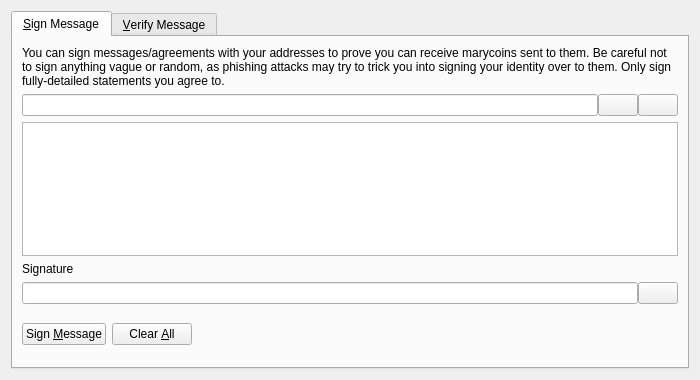
Qt form src/qt/forms/signverifymessagedialog.ui (multicoins/marycoin) before a commit.
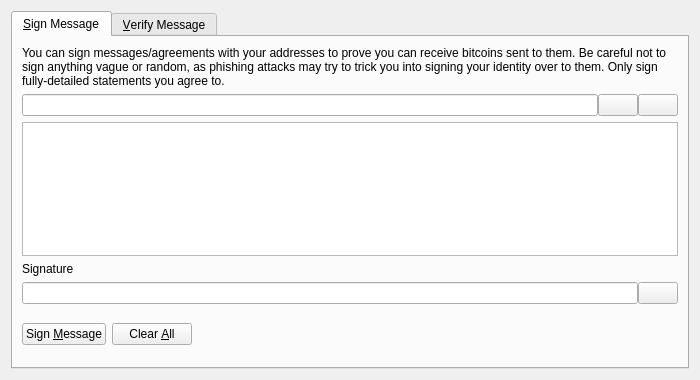
The same form after that commit. The open tabs and pages were chosen to show the change. Icons and pictures are not drawn. Custom widgets are drawn as their Qt base class.

```diff
--- a/src/qt/forms/signverifymessagedialog.ui
+++ b/src/qt/forms/signverifymessagedialog.ui
@@ -30,7 +30,7 @@
        <item>
         <widget class="QLabel" name="infoLabel_SM">
          <property name="text">
-          <string>You can sign messages/agreements with your addresses to prove you can receive marycoins sent to them. Be careful not to sign anything vague or random, as phishing attacks may try to trick you into signing your identity over to them. Only sign fully-detailed statements you agree to.</string>
+          <string>You can sign messages/agreements with your addresses to prove you can receive bitcoins sent to them. Be careful not to sign anything vague or random, as phishing attacks may try to trick you into signing your identity over to them. Only sign fully-detailed statements you agree to.</string>
          </property>
          <property name="textFormat">
           <enum>Qt::PlainText</enum>
```
Left out of the diff: 2 changed lines with no effect on the pictures.
